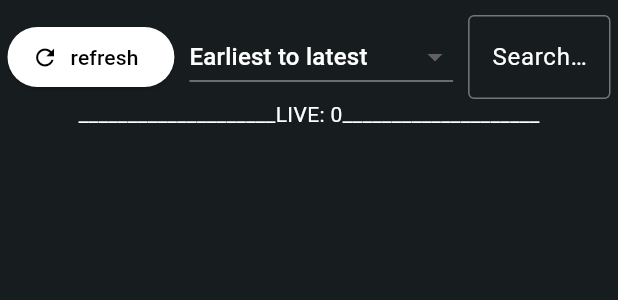
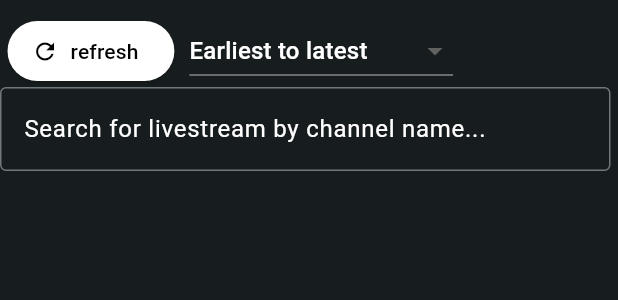
Before and after one commit to euph00/StreamScheduler, a Flutter app: the LivePage widget shown alone on an empty page, opened directly, on a phone screen of 412 x 824 dp. Shown: the top 300 px of the screen. Run offline on Flutter 3.47's test engine with Material 2 defaults, Android fonts, the phone set to English and light mode, and no system bars; our stand-ins replace auto_size_text, flutter_mobx, google_sign_in, mobx, shared_preferences; missing offline and left inert: extension_google_sign_in_as_googleapis_auth, googleapis; accounts and stored records are empty.

Commit message:
Move search bar below dropdowns

```diff
--- a/lib/src/pages/live_page.dart
+++ b/lib/src/pages/live_page.dart
@@ -30,15 +30,15 @@ class LivePage extends StatelessWidget {
               const SizedBox(width: 10),
               const _SortingDropdownButton(),
               const SizedBox(width: 10),
+            ],
+          ),
+          Row(
+            children: [
               _SearchTextField(),
               const SizedBox(width: 5),
             ],
           ),
-          Observer(
-              builder: (_) => Text(
-                    "____________________LIVE: ${sharedState.displayedLiveStreams.length}____________________",
-                    style: const TextStyle(color: Colors.white),
-                  )),
+
           Expanded(
             child: Row(
               children: [
```
Also changed, not shown: lib/src/pages/subscriptions_page.dart (+9 -2 lines), lib/src/pages/upcoming_page.dart (+6 -5 lines), docs/images/subscriptionspage - Copy.png (added), 1 other file.
